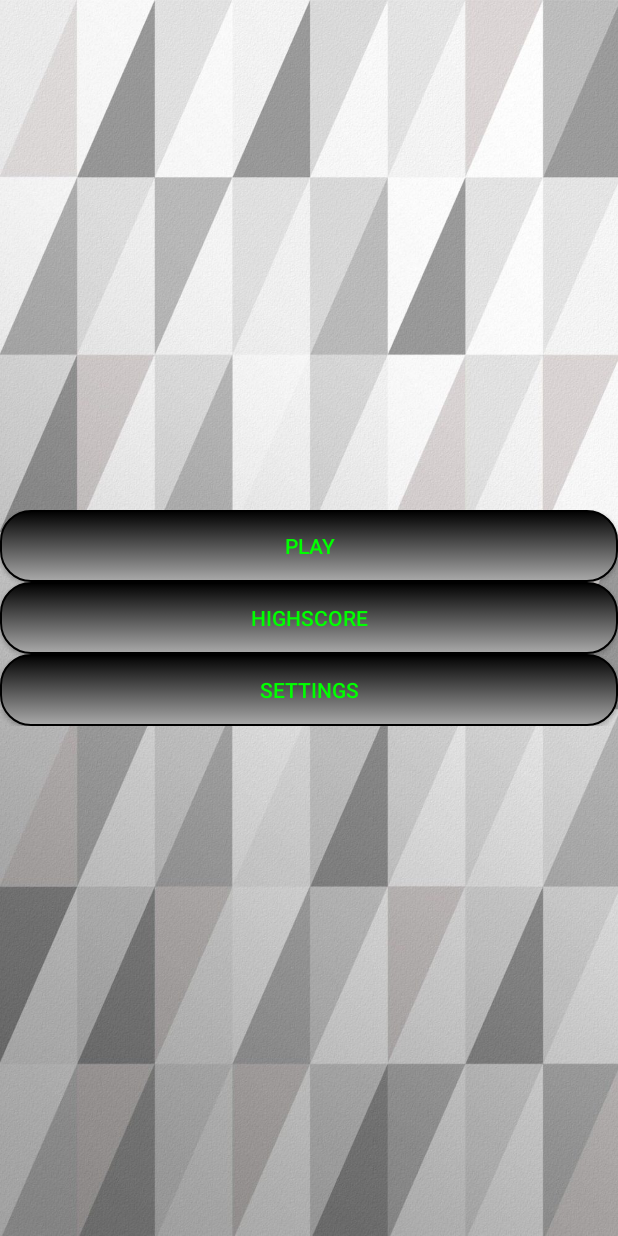
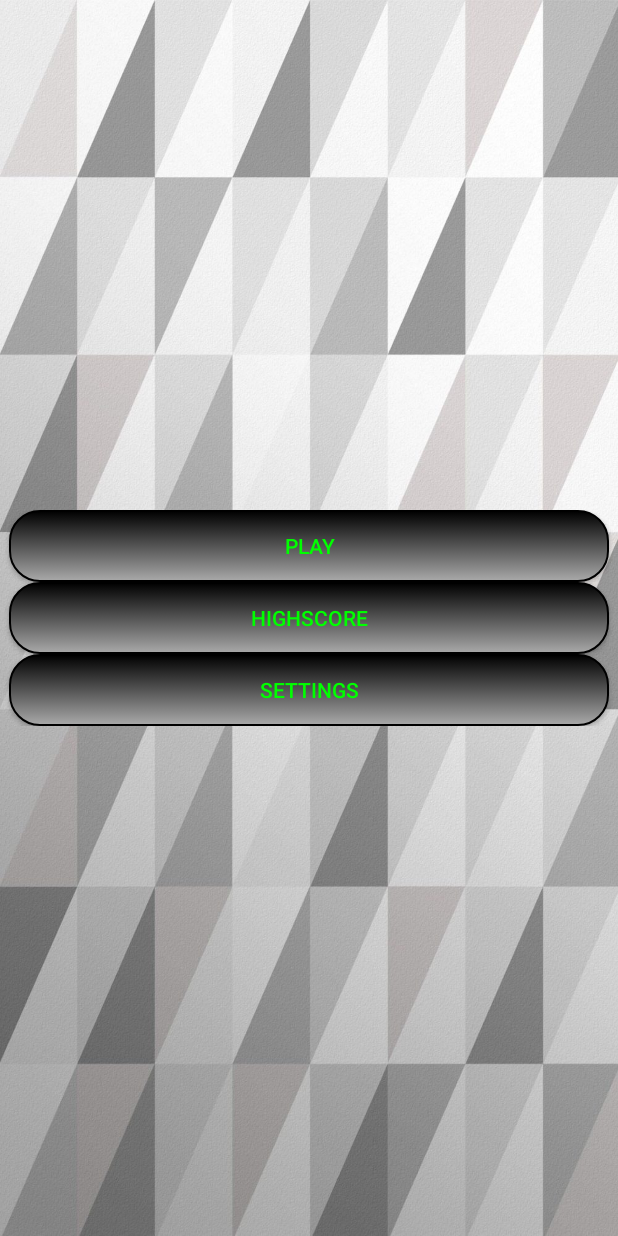
Before and after one commit to Blackhole91/AwesomeMemory, an Android app: the screen it shows after launch (MainActivity), on a phone screen of 412 x 824 dp. Run offline under Robolectric (Android 15) with nearby library versions, the phone set to English and light mode, and no system bars.

Commit message:
buttons geändert

```diff
--- a/app/src/main/res/layout/activity_main2.xml
+++ b/app/src/main/res/layout/activity_main2.xml
@@ -17,7 +17,7 @@
 
     <Button
         android:id="@+id/button500"
-        android:layout_width="match_parent"
+        android:layout_width="400dp"
         android:layout_height="wrap_content"
         android:text="Play"
         android:orientation="horizontal"
@@ -29,7 +29,7 @@
 
     <Button
         android:id="@+id/button600"
-        android:layout_width="match_parent"
+        android:layout_width="400dp"
         android:layout_height="wrap_content"
         android:text="Highscore"
         android:orientation="horizontal"
@@ -40,7 +40,7 @@
         />
     <Button
         android:id="@+id/button700"
-        android:layout_width="match_parent"
+        android:layout_width="400dp"
         android:layout_height="wrap_content"
         android:text="Settings"
         android:orientation="horizontal"
--- a/app/src/main/res/layout/activity_memorie.xml
+++ b/app/src/main/res/layout/activity_memorie.xml
@@ -14,10 +14,9 @@
         layout="@layout/images"
         android:layout_width="562dp"
         android:layout_height="300dp"
+        android:layout_centerVertical="true"
         tools:layout_editor_absoluteX="2dp"
         tools:layout_editor_absoluteY="299dp"
-        android:layout_centerVertical="true"
-
         />
 
     <TextView
```
